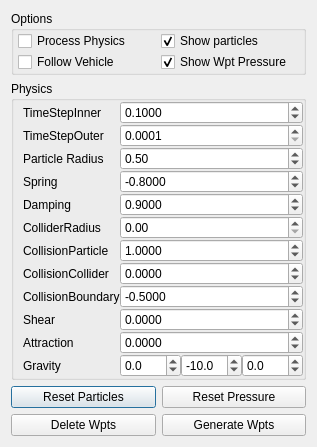
This is basestation/flightplannerparticlesdialog.ui in wpfhtl/octocopter as Qt 5 draws it before an edit. The edited form follows.
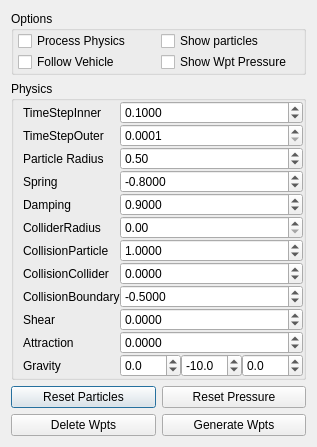
This is the edited form.

```diff
--- a/basestation/flightplannerparticlesdialog.ui
+++ b/basestation/flightplannerparticlesdialog.ui
@@ -57,7 +57,7 @@
          <string>Show particles</string>
         </property>
         <property name="checked">
-         <bool>true</bool>
+         <bool>false</bool>
         </property>
        </widget>
       </item>
@@ -74,7 +74,7 @@
          <string>Show Wpt Pressure</string>
         </property>
         <property name="checked">
-         <bool>true</bool>
+         <bool>false</bool>
         </property>
        </widget>
       </item>
```
